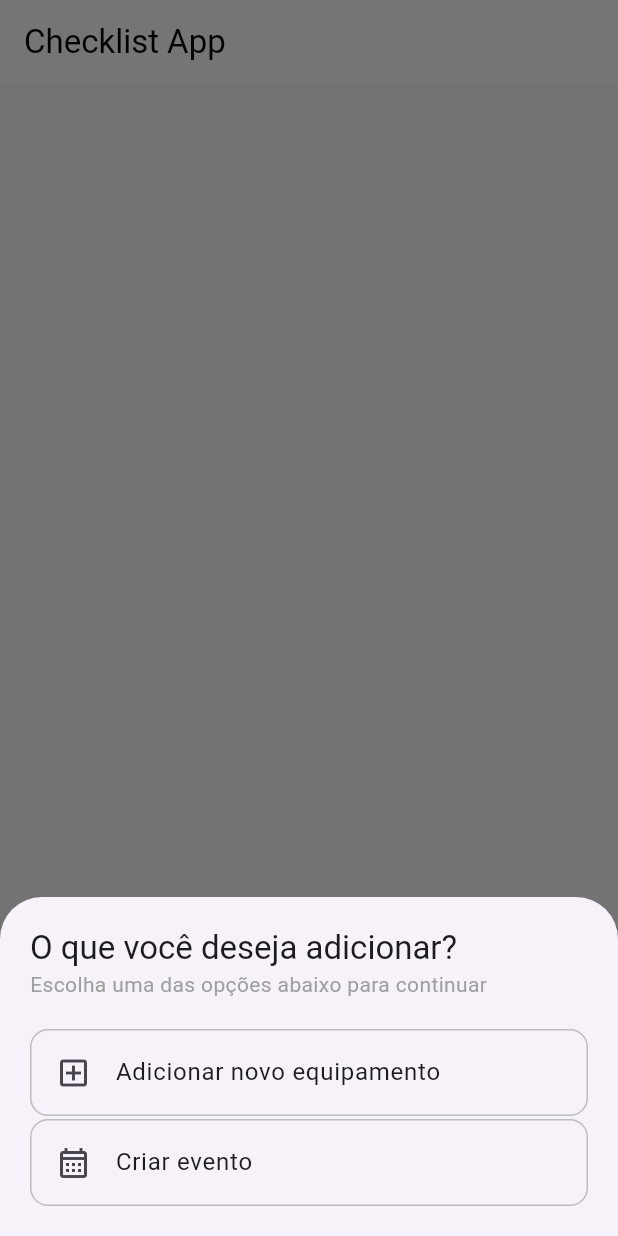
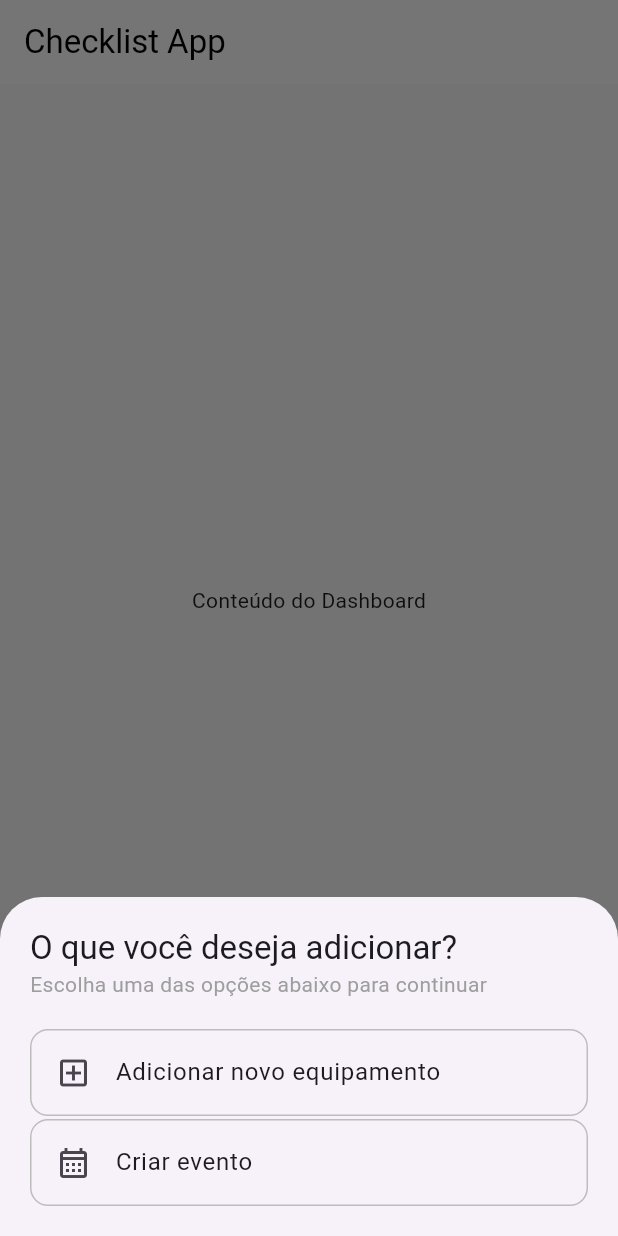
Before and after one commit to RamerKlipel/preventive-maintenance-app, a Flutter app: the screen it shows once a user with an empty profile is signed in, item 3 of the bottom bar chosen, after a tap on the "add" icon, on a phone screen of 412 x 824 dp. Run offline on Flutter 3.47's test engine with Material 3 defaults, Android fonts, the phone set to English and light mode, and no system bars; our stand-ins replace cloud_firestore, firebase_auth, firebase_core; accounts and stored records are empty.

Commit message:
FEAT: nova adição a tela inicial(home)

```diff
--- a/lib/ui/screens/home_screen.dart
+++ b/lib/ui/screens/home_screen.dart
@@ -1,59 +1,72 @@
 import 'package:flutter/material.dart';
 import '../widgets/bottom_sheet_option_Modal.dart';
+import '../screens/equipment_list_screen.dart';
 
-class HomeScreen extends StatelessWidget {
+// A HomeScreen agora é apenas um StatefulWidget, sem o MaterialApp
+class HomeScreen extends StatefulWidget {
   const HomeScreen({super.key});
 
   @override
-  Widget build(BuildContext context) {
-    return const MaterialApp(home: HomeScreenFul());
-  }
+  State<HomeScreen> createState() => _HomeScreenState();
 }
 
-class HomeScreenFul extends StatefulWidget {
-  const HomeScreenFul({super.key});
+class _HomeScreenState extends State<HomeScreen> {
+  int _currentPageIndex = 0;
 
-  State<HomeScreenFul> createState() => _HomeScreenFulState();
-}
-
-class _HomeScreenFulState extends State<HomeScreenFul> {
-  int currentPageIndex = 0;
+  // 1. Crie a lista de telas que você quer exibir
+  final List<Widget> _pages = [
+    const EquipmentListScreen(),
+    const Center(child: Text("Conteúdo do Histórico")),
+    const Center(child: Text("Conteúdo do Dashboard")),
+    const Center(child: Text("Conteúdo das Configurações")),
+  ];
 
   @override
   Widget build(BuildContext context) {
-    final ThemeData theme = Theme.of(context);
     return Scaffold(
       backgroundColor: const Color.fromARGB(255, 250, 250, 250),
+      appBar: AppBar(
+        backgroundColor: Colors.white,
+        title: const Text("Checklist App", style: TextStyle(color: Colors.black)),
+      ),
+
+      // 2. Adicione o body para mostrar a página selecionada
+      body: _pages[_currentPageIndex],
+
       floatingActionButton: FloatingActionButton(
         onPressed: () {
           showModalBottomSheet(
             context: context,
             builder: (BuildContext context) {
-              return BottomSheetOptionModal();
-            }
+              return const BottomSheetOptionModal();
+            },
           );
         },
         backgroundColor: Colors.black,
+        shape: const CircleBorder(), // Garante que o FAB seja um círculo perfeito
         child: const Icon(Icons.add, color: Colors.white),
       ),
       floatingActionButtonLocation: FloatingActionButtonLocation.centerDocked,
-      appBar: AppBar(
-        backgroundColor: Colors.white,
-        title: Text("Checklist App", style: TextStyle(color: Colors.black)),
-      ),
+
       bottomNavigationBar: NavigationBar(
         backgroundColor: Colors.white,
         onDestinationSelected: (int index) {
-          setState(() {
-            currentPageIndex = index;
-          });
+          // A lógica de logout/configurações para o último item
+          if (index == 3) {
+            // TODO: Chamar o dialog de logout/navegar para config
+            print("Configurações/Sair clicado!");
+          } else {
+            setState(() {
+              _currentPageIndex = index;
+            });
+          }
         },
         indicatorColor: Colors.black,
-        selectedIndex: currentPageIndex,
+        selectedIndex: _currentPageIndex,
         destinations: const <Widget>[
           NavigationDestination(
-            selectedIcon: Icon(Icons.home_outlined),
-            icon: Icon(Icons.home),
+            selectedIcon: Icon(Icons.home),
+            icon: Icon(Icons.home_outlined),
             label: "Home",
           ),
           NavigationDestination(
@@ -69,7 +82,7 @@ class _HomeScreenFulState extends State<HomeScreenFul> {
           NavigationDestination(
             selectedIcon: Icon(Icons.settings),
             icon: Icon(Icons.settings_outlined),
-            label: "Sair/configurações",
+            label: "Configurações",
           ),
         ],
       ),
```
Also changed, not shown: lib/core/models/ChecklistItem.dart (added, +13 -0 lines), lib/ui/screens/create_equipment_screen.dart (+1 -12 lines), lib/ui/screens/equipment_list_screen.dart (added, +152 -0 lines).
